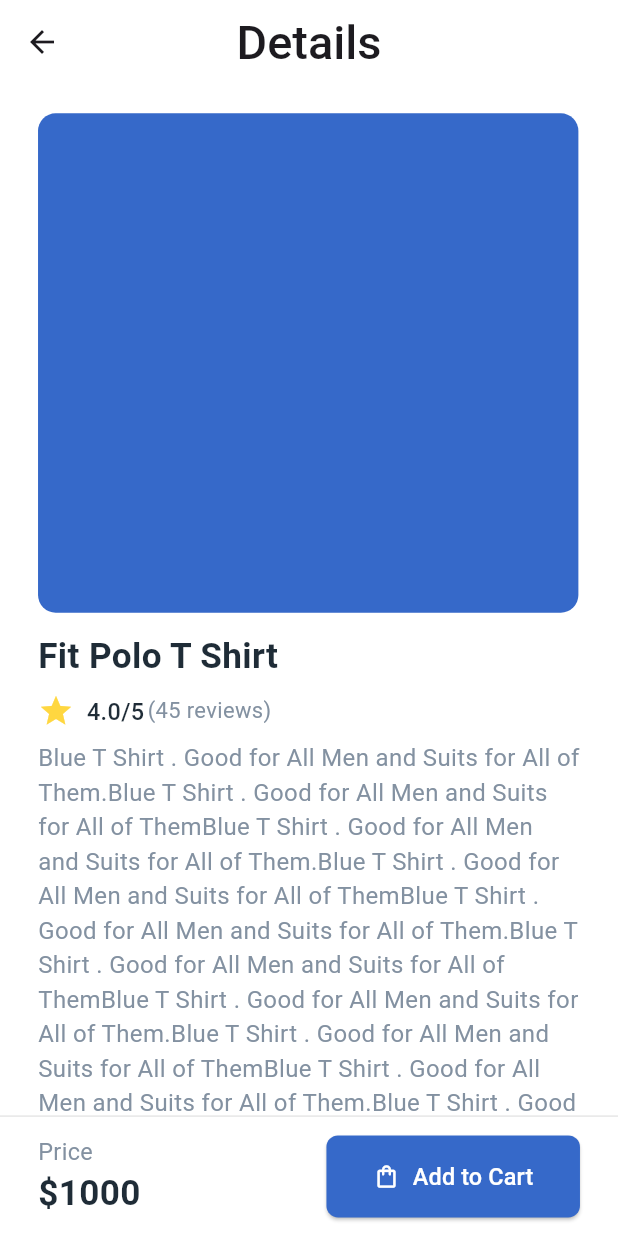
After one commit to khaledNat3y/e-commerce-styliq, a Flutter app: the MainScreen screen opened by its route, after a tap on "shoes", on a phone screen of 412 x 824 dp. The commit adds this screen. Run offline on Flutter 3.47's test engine with Material 3 defaults, Android fonts, the phone set to English and light mode, and no system bars; our stand-ins replace dio, flutter_screenutil, flutter_svg, go_router, pretty_dio_logger; Roboto replaces fonts that are missing (Readex Pro).

Commit message:
feat(home): implement product details navigation and refactor product card
- add product details route and screen
- move product card from core to home feature widgets
- add navigation from home screen to product details
- update primary button to support prefix icons
- add new typography style to app styles

```diff
--- a/lib/core/routing/app_routes.dart
+++ b/lib/core/routing/app_routes.dart
@@ -5,4 +5,5 @@ class AppRoutes {
   static const String registerScreen = '/registerScreen';
   static const String forgetPassword = '/forgetPassword';
   static const String mainScreen = '/mainScreen';
+  static const String productDetails = "/productDetails";
 }
--- a/lib/core/routing/router_generation_config.dart
+++ b/lib/core/routing/router_generation_config.dart
@@ -2,6 +2,8 @@ import 'package:ecommerce_styliq/core/routing/app_routes.dart';
 import 'package:ecommerce_styliq/features/auth/login_screen.dart';
 import 'package:ecommerce_styliq/features/auth/register_screen.dart';
 import 'package:ecommerce_styliq/features/main_screen/main_screen.dart';
+import 'package:ecommerce_styliq/features/main_screen/screens/home/widgets/product_card.dart';
+import 'package:ecommerce_styliq/features/main_screen/screens/home/widgets/product_details_screen.dart';
 import 'package:go_router/go_router.dart';
 
 class RouterGenerationConfig {
@@ -23,6 +25,13 @@ class RouterGenerationConfig {
         name: AppRoutes.mainScreen,
         builder: (context, state) => const MainScreen(),
       ),
+      GoRoute(
+        path: AppRoutes.productDetails,
+        name: AppRoutes.productDetails,
+        builder: (context, state) {
+          return ProductDetailsScreen();
+        },
+      ),
     ],
   );
 }
--- a/lib/core/styling/app_styles.dart
+++ b/lib/core/styling/app_styles.dart
@@ -31,4 +31,10 @@ class AppStyles {
     fontWeight: FontWeight.w500,
     color: AppColors.blackColor,
   );
+  static TextStyle font24BlackSemiBold = TextStyle(
+    fontFamily: AppFonts.mainFontName,
+    fontSize: 24.sp,
+    fontWeight: FontWeight.w600,
+    color: AppColors.blackColor,
+  );
 }
--- a/lib/core/widgets/primary_button_widget.dart
+++ b/lib/core/widgets/primary_button_widget.dart
@@ -1,3 +1,4 @@
+import 'package:ecommerce_styliq/core/helpers/spacing.dart';
 import 'package:ecommerce_styliq/core/styling/app_colors.dart';
 import 'package:flutter/material.dart';
 import 'package:flutter_screenutil/flutter_screenutil.dart';
@@ -11,6 +12,7 @@ class PrimaryButtonWidget extends StatelessWidget {
   final Color? textColor;
   final double? fontSize;
   final void Function()? onPress;
+  final IconData? prefixIcon;
   const PrimaryButtonWidget({
     super.key,
     this.buttonText,
@@ -21,6 +23,7 @@ class PrimaryButtonWidget extends StatelessWidget {
     this.fontSize,
     this.textColor,
     this.onPress,
+    this.prefixIcon,
   });
 
   @override
@@ -34,7 +37,14 @@ class PrimaryButtonWidget extends StatelessWidget {
         ),
         fixedSize: Size(width ?? 331.w, height ?? 56.h),
       ),
-      child: Text(
+      child: Row(
+        mainAxisAlignment: MainAxisAlignment.center,
+        children: [
+          prefixIcon == null
+              ? SizedBox.shrink()
+              : Icon(prefixIcon, color: Colors.white),
+          prefixIcon == null ? SizedBox.shrink() : horizontalSpace(8),
+          Text(
             buttonText ?? "",
             style: TextStyle(
               color: textColor ?? Colors.white,
@@ -42,6 +52,8 @@ class PrimaryButtonWidget extends StatelessWidget {
               fontSize: fontSize ?? 16.sp,
             ),
           ),
+        ],
+      ),
     );
   }
 }
--- a/lib/features/main_screen/screens/home/home_screen.dart
+++ b/lib/features/main_screen/screens/home/home_screen.dart
@@ -1,12 +1,14 @@
 import 'package:ecommerce_styliq/core/helpers/spacing.dart';
+import 'package:ecommerce_styliq/core/routing/app_routes.dart';
 import 'package:ecommerce_styliq/core/styling/app_colors.dart';
 import 'package:ecommerce_styliq/core/styling/app_styles.dart';
-import 'package:ecommerce_styliq/core/widgets/product_card.dart';
+import 'package:ecommerce_styliq/features/main_screen/screens/home/widgets/product_card.dart';
 import 'package:ecommerce_styliq/features/main_screen/screens/home/widgets/category_items_list_view.dart';
 import 'package:ecommerce_styliq/features/main_screen/screens/home/widgets/search_text_field.dart';
 import 'package:flutter/material.dart';
 import 'package:flutter_screenutil/flutter_screenutil.dart';
 import 'package:flutter_svg/svg.dart';
+import 'package:go_router/go_router.dart';
 
 class HomeScreen extends StatelessWidget {
   const HomeScreen({super.key});
@@ -54,10 +56,21 @@ class HomeScreen extends StatelessWidget {
                 childAspectRatio: 0.7,
               ),
               itemBuilder: (context, index) {
-                return ProductCard(
+                final product = ProductCard(
                   image: "assets/images/shoes.png",
                   name: "shoes",
                   price: "50",
+                );
+                return InkWell(
+                  splashColor: AppColors.primaryColor,
+                  onTap: () {
+                    GoRouter.of(context).pushNamed(AppRoutes.productDetails);
+                  },
+                  child: ProductCard(
+                    image: product.image,
+                    name: product.name,
+                    price: product.price,
+                  ),
                 );
               },
             ),
--- /dev/null
+++ b/lib/features/main_screen/screens/home/widgets/product_details_screen.dart
@@ -0,0 +1,119 @@
+import 'package:ecommerce_styliq/core/helpers/spacing.dart';
+import 'package:ecommerce_styliq/core/styling/app_colors.dart';
+import 'package:ecommerce_styliq/core/styling/app_styles.dart';
+import 'package:ecommerce_styliq/core/widgets/primary_button_widget.dart';
+import 'package:flutter/material.dart';
+import 'package:flutter_screenutil/flutter_screenutil.dart';
+
+class ProductDetailsScreen extends StatelessWidget {
+  const ProductDetailsScreen({super.key});
+
+  @override
+  Widget build(BuildContext context) {
+    return Scaffold(
+      appBar: AppBar(
+        title: Text("Details"),
+        centerTitle: true,
+        backgroundColor: AppColors.whiteColor,
+        surfaceTintColor: AppColors.whiteColor,
+      ),
+      bottomNavigationBar: SafeArea(
+        child: Container(
+          width: double.infinity,
+          color: Colors.white,
+          child: Column(
+            mainAxisSize: MainAxisSize.min,
+            children: [
+              Divider(thickness: 1, color: AppColors.lighterGrey, height: 1),
+
+              Padding(
+                padding: EdgeInsets.symmetric(horizontal: 24.w, vertical: 12.h),
+                child: Row(
+                  children: [
+                    Column(
+                      mainAxisSize: MainAxisSize.min,
+                      crossAxisAlignment: CrossAxisAlignment.start,
+                      children: [
+                        Text(
+                          "Price",
+                          style: AppStyles.subtitlesStyles.copyWith(
+                            fontSize: 16.sp,
+                          ),
+                        ),
+                        Text("\$1000", style: AppStyles.font24BlackSemiBold),
+                      ],
+                    ),
+
+                    const Spacer(),
+
+                    PrimaryButtonWidget(
+                      buttonText: "Add to Cart",
+                      onPress: () {},
+                      width: 160.w,
+                      height: 56.h,
+                      prefixIcon: Icons.shopping_bag_outlined,
+                    ),
+                  ],
+                ),
+              ),
+            ],
+          ),
+        ),
+      ),
+      body: Stack(
+        children: [
+          Padding(
+            padding: EdgeInsets.symmetric(horizontal: 24.w),
+            child: SingleChildScrollView(
+              child: Column(
+                crossAxisAlignment: CrossAxisAlignment.start,
+                children: [
+                  verticalSpace(20),
+                  Container(
+                    height: 341.h,
+                    width: 341.w,
+                    decoration: BoxDecoration(
+                      color: AppColors.primaryColor,
+                      borderRadius: BorderRadius.circular(12.r),
+                    ),
+                  ),
+                  verticalSpace(12),
+                  Text(
+                    "Fit Polo T Shirt",
+                    style: AppStyles.font24BlackSemiBold,
+                  ),
+                  verticalSpace(8),
+                  Row(
+                    children: [
+                      Icon(Icons.star, color: Colors.amberAccent),
+                      horizontalSpace(8),
+                      Text("4.0/5", style: AppStyles.font16BlackMedium),
+                      horizontalSpace(2),
+                      Text(
+                        "(45 reviews)",
+                        style: AppStyles.subtitlesStyles.copyWith(
+                          fontSize: 15.sp,
+                        ),
+                      ),
+                    ],
+                  ),
+                  verticalSpace(8),
+                  // description
+                  Text(
+                    "Blue T Shirt . Good for All Men and Suits for All of Them.Blue T Shirt . Good for All Men and Suits for All of ThemBlue T Shirt . Good for All Men and Suits for All of Them.Blue T Shirt . Good for All Men and Suits for All of ThemBlue T Shirt . Good for All Men and Suits for All of Them.Blue T Shirt . Good for All Men and Suits for All of ThemBlue T Shirt . Good for All Men and Suits for All of Them.Blue T Shirt . Good for All Men and Suits for All of ThemBlue T Shirt . Good for All Men and Suits for All of Them.Blue T Shirt . Good for All Men and Suits for All of ThemBlue T Shirt . Good for All Men and Suits for All of Them.Blue T Shirt . Good for All Men and Suits for All of Them",
+                    style: AppStyles.subtitlesStyles.copyWith(fontSize: 16),
+                  ),
+                  verticalSpace(8),
+                ],
+              ),
+            ),
+          ),
+          // Positioned(
+          //   bottom: 0,
+          //   child:
+          // ),
+        ],
+      ),
+    );
+  }
+}
```
Also changed, not shown: lib/features/main_screen/screens/home/widgets/product_card.dart (renamed from lib/core/widgets/product_card.dart). Lines whose indentation alone changed are shown as unchanged.
